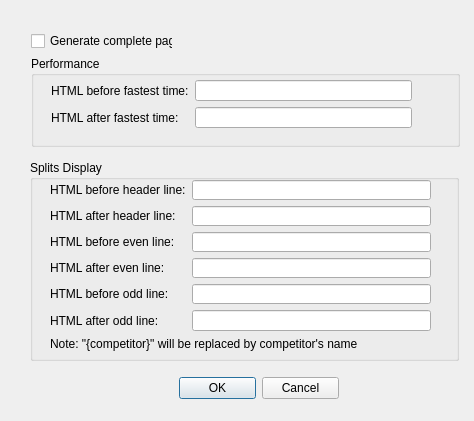
The window that trunk/htmloptionsdialog.ui (undyau/sisimple) describes before a commit, drawn with Qt 5.
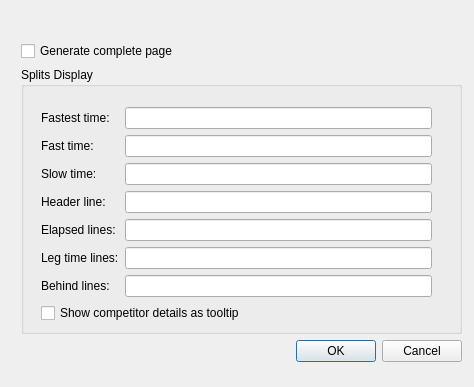
The same window after the commit.

Commit message: Re-write of HTML options

Diff of the .ui file:
```diff
--- a/trunk/htmloptionsdialog.ui
+++ b/trunk/htmloptionsdialog.ui
@@ -7,112 +7,34 @@
     <x>0</x>
     <y>0</y>
     <width>474</width>
-    <height>421</height>
+    <height>387</height>
    </rect>
   </property>
   <property name="windowTitle">
    <string>HTML Options</string>
   </property>
-  <widget class="QGroupBox" name="groupBox_2">
+  <widget class="QWidget" name="layoutWidget">
    <property name="geometry">
     <rect>
-     <x>31</x>
-     <y>56</y>
-     <width>429</width>
-     <height>91</height>
+     <x>21</x>
+     <y>41</y>
+     <width>441</width>
+     <height>321</height>
     </rect>
    </property>
-   <property name="title">
-    <string>Performance</string>
-   </property>
-   <widget class="QWidget" name="">
-    <property name="geometry">
-     <rect>
-      <x>20</x>
-      <y>24</y>
-      <width>361</width>
-      <height>48</height>
-     </rect>
-    </property>
-    <layout class="QGridLayout" name="gridLayout">
+   <layout class="QVBoxLayout" name="verticalLayout">
      <property name="sizeConstraint">
-      <enum>QLayout::SetNoConstraint</enum>
-     </property>
-     <item row="0" column="0">
-      <widget class="QLabel" name="label_8">
-       <property name="text">
-        <string>HTML before fastest time:</string>
-       </property>
-      </widget>
-     </item>
-     <item row="0" column="1">
-      <widget class="QLineEdit" name="preFastestLineEdit">
-       <property name="sizePolicy">
-        <sizepolicy hsizetype="Expanding" vsizetype="Fixed">
-         <horstretch>1</horstretch>
-         <verstretch>0</verstretch>
-        </sizepolicy>
-       </property>
-      </widget>
-     </item>
-     <item row="1" column="0">
-      <widget class="QLabel" name="label_9">
-       <property name="text">
-        <string>HTML after fastest time:</string>
-       </property>
-      </widget>
-     </item>
-     <item row="1" column="1">
-      <widget class="QLineEdit" name="postFastestLineEdit">
-       <property name="sizePolicy">
-        <sizepolicy hsizetype="Expanding" vsizetype="Fixed">
-         <horstretch>1</horstretch>
-         <verstretch>0</verstretch>
-        </sizepolicy>
-       </property>
-      </widget>
-     </item>
-    </layout>
-   </widget>
-  </widget>
+     <enum>QLayout::SetMinimumSize</enum>
+    </property>
+    <item>
   <widget class="QCheckBox" name="wholePageCheckBox">
-   <property name="geometry">
-    <rect>
-     <x>31</x>
-     <y>32</y>
-     <width>142</width>
-     <height>18</height>
-    </rect>
-   </property>
    <property name="text">
     <string>Generate complete page</string>
    </property>
   </widget>
-  <widget class="QDialogButtonBox" name="buttonBox">
-   <property name="geometry">
-    <rect>
-     <x>179</x>
-     <y>376</y>
-     <width>160</width>
-     <height>25</height>
-    </rect>
-   </property>
-   <property name="orientation">
-    <enum>Qt::Horizontal</enum>
-   </property>
-   <property name="standardButtons">
-    <set>QDialogButtonBox::Cancel|QDialogButtonBox::Ok</set>
-   </property>
-  </widget>
+    </item>
+    <item>
   <widget class="QGroupBox" name="groupBox">
-   <property name="geometry">
-    <rect>
-     <x>30</x>
-     <y>160</y>
-     <width>429</width>
-     <height>201</height>
-    </rect>
-   </property>
    <property name="sizePolicy">
     <sizepolicy hsizetype="Expanding" vsizetype="Preferred">
      <horstretch>0</horstretch>
@@ -126,26 +48,26 @@
     <property name="geometry">
      <rect>
       <x>20</x>
-      <y>20</y>
-      <width>381</width>
-      <height>171</height>
+         <y>40</y>
+         <width>391</width>
+         <height>227</height>
      </rect>
     </property>
     <layout class="QFormLayout" name="formLayout">
-     <property name="sizeConstraint">
-      <enum>QLayout::SetNoConstraint</enum>
+        <property name="fieldGrowthPolicy">
+         <enum>QFormLayout::AllNonFixedFieldsGrow</enum>
      </property>
      <item row="0" column="0">
-      <widget class="QLabel" name="label">
+         <widget class="QLabel" name="label_8">
        <property name="text">
-        <string>HTML before header line:</string>
+           <string>Fastest time:</string>
        </property>
       </widget>
      </item>
      <item row="0" column="1">
       <widget class="QLineEdit" name="preSplitsHeaderLineEdit">
        <property name="sizePolicy">
-        <sizepolicy hsizetype="Expanding" vsizetype="Fixed">
+           <sizepolicy hsizetype="Minimum" vsizetype="Fixed">
          <horstretch>1</horstretch>
          <verstretch>0</verstretch>
         </sizepolicy>
@@ -153,16 +75,16 @@
       </widget>
      </item>
      <item row="1" column="0">
-      <widget class="QLabel" name="label_2">
+         <widget class="QLabel" name="label_9">
        <property name="text">
-        <string>HTML after header line:</string>
+           <string>Fast time:</string>
        </property>
       </widget>
      </item>
      <item row="1" column="1">
       <widget class="QLineEdit" name="postSplitsHeaderLineEdit">
        <property name="sizePolicy">
-        <sizepolicy hsizetype="Expanding" vsizetype="Fixed">
+           <sizepolicy hsizetype="Minimum" vsizetype="Fixed">
          <horstretch>1</horstretch>
          <verstretch>0</verstretch>
         </sizepolicy>
@@ -170,16 +92,16 @@
       </widget>
      </item>
      <item row="2" column="0">
-      <widget class="QLabel" name="label_3">
+         <widget class="QLabel" name="label_10">
        <property name="text">
-        <string>HTML before even line:</string>
+           <string>Slow time:</string>
        </property>
       </widget>
      </item>
      <item row="2" column="1">
       <widget class="QLineEdit" name="preSplitsEvenLineEdit">
        <property name="sizePolicy">
-        <sizepolicy hsizetype="Expanding" vsizetype="Fixed">
+           <sizepolicy hsizetype="Minimum" vsizetype="Fixed">
          <horstretch>1</horstretch>
          <verstretch>0</verstretch>
         </sizepolicy>
@@ -187,16 +109,16 @@
       </widget>
      </item>
      <item row="3" column="0">
-      <widget class="QLabel" name="label_4">
+         <widget class="QLabel" name="label">
        <property name="text">
-        <string>HTML after even line:</string>
+           <string>Header line:</string>
        </property>
       </widget>
      </item>
      <item row="3" column="1">
       <widget class="QLineEdit" name="postSplitsEvenLineEdit">
        <property name="sizePolicy">
-        <sizepolicy hsizetype="Expanding" vsizetype="Fixed">
+           <sizepolicy hsizetype="Minimum" vsizetype="Fixed">
          <horstretch>1</horstretch>
          <verstretch>0</verstretch>
         </sizepolicy>
@@ -204,16 +126,16 @@
       </widget>
      </item>
      <item row="4" column="0">
-      <widget class="QLabel" name="label_5">
+         <widget class="QLabel" name="label_3">
        <property name="text">
-        <string>HTML before odd line:</string>
+           <string>Elapsed lines:</string>
        </property>
       </widget>
      </item>
      <item row="4" column="1">
       <widget class="QLineEdit" name="preSplitsOddLineEdit">
        <property name="sizePolicy">
-        <sizepolicy hsizetype="Expanding" vsizetype="Fixed">
+           <sizepolicy hsizetype="Minimum" vsizetype="Fixed">
          <horstretch>1</horstretch>
          <verstretch>0</verstretch>
         </sizepolicy>
@@ -221,24 +143,61 @@
       </widget>
      </item>
      <item row="5" column="0">
-      <widget class="QLabel" name="label_6">
+         <widget class="QLabel" name="label_4">
        <property name="text">
-        <string>HTML after odd line:</string>
+           <string>Leg time lines:</string>
        </property>
       </widget>
      </item>
      <item row="5" column="1">
-      <widget class="QLineEdit" name="postSplitsOddLineEdit"/>
-     </item>
-     <item row="6" column="0" colspan="2">
-      <widget class="QLabel" name="label_7">
+         <widget class="QLineEdit" name="LegCssEdit">
+          <property name="sizePolicy">
+           <sizepolicy hsizetype="Minimum" vsizetype="Fixed">
+            <horstretch>1</horstretch>
+            <verstretch>0</verstretch>
+           </sizepolicy>
+          </property>
+         </widget>
+        </item>
+        <item row="8" column="0" colspan="2">
+         <widget class="QCheckBox" name="ShowNameCheck">
        <property name="text">
-        <string>Note: &quot;{competitor}&quot; will be replaced by competitor's name</string>
+           <string>Show competitor details as tooltip</string>
        </property>
       </widget>
      </item>
-    </layout>
-   </widget>
+        <item row="6" column="0">
+         <widget class="QLabel" name="label_5">
+          <property name="text">
+           <string>Behind lines:</string>
+          </property>
+         </widget>
+        </item>
+        <item row="6" column="1">
+         <widget class="QLineEdit" name="BehindCssEdit">
+          <property name="sizePolicy">
+           <sizepolicy hsizetype="Minimum" vsizetype="Fixed">
+            <horstretch>1</horstretch>
+            <verstretch>0</verstretch>
+           </sizepolicy>
+          </property>
+         </widget>
+        </item>
+       </layout>
+      </widget>
+     </widget>
+    </item>
+    <item>
+     <widget class="QDialogButtonBox" name="buttonBox">
+      <property name="orientation">
+       <enum>Qt::Horizontal</enum>
+      </property>
+      <property name="standardButtons">
+       <set>QDialogButtonBox::Cancel|QDialogButtonBox::Ok</set>
+      </property>
+     </widget>
+    </item>
+   </layout>
   </widget>
  </widget>
  <resources/>
```
Left out of the diff: 10 changed lines with no effect on the pictures. Lines whose indentation alone changed are shown as unchanged. The commit also changes 5 other files.
